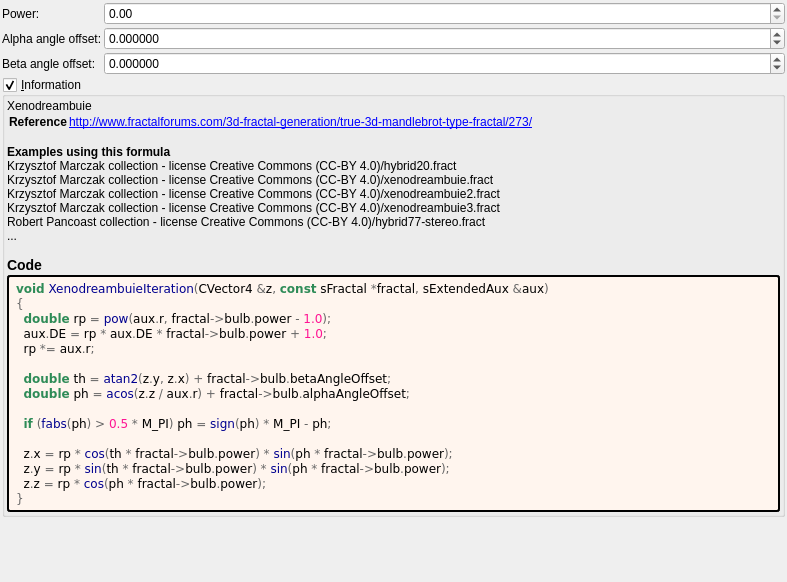
Old version of the form mandelbulber2/formula/ui/xenodreambuie.ui in the repository buddhi1980/mandelbulber2.
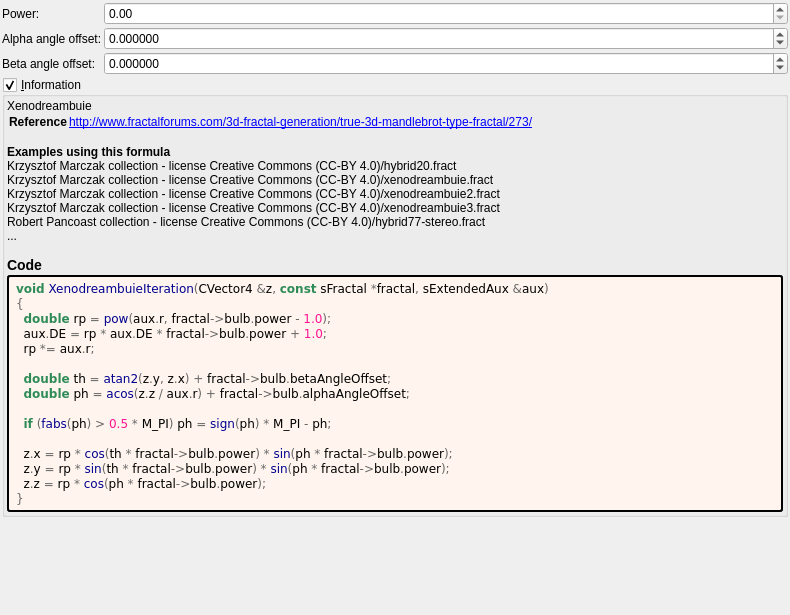
New version of the form. Custom widgets are drawn as their Qt base class.

Diff of the .ui file:
```diff
--- a/mandelbulber2/formula/ui/xenodreambuie.ui
+++ b/mandelbulber2/formula/ui/xenodreambuie.ui
@@ -6,8 +6,8 @@
    <rect>
     <x>0</x>
     <y>0</y>
-    <width>787</width>
-    <height>582</height>
+    <width>790</width>
+    <height>615</height>
    </rect>
   </property>
   <property name="windowTitle">
```
Left out of the diff: 12 changed lines with no effect on the pictures.
